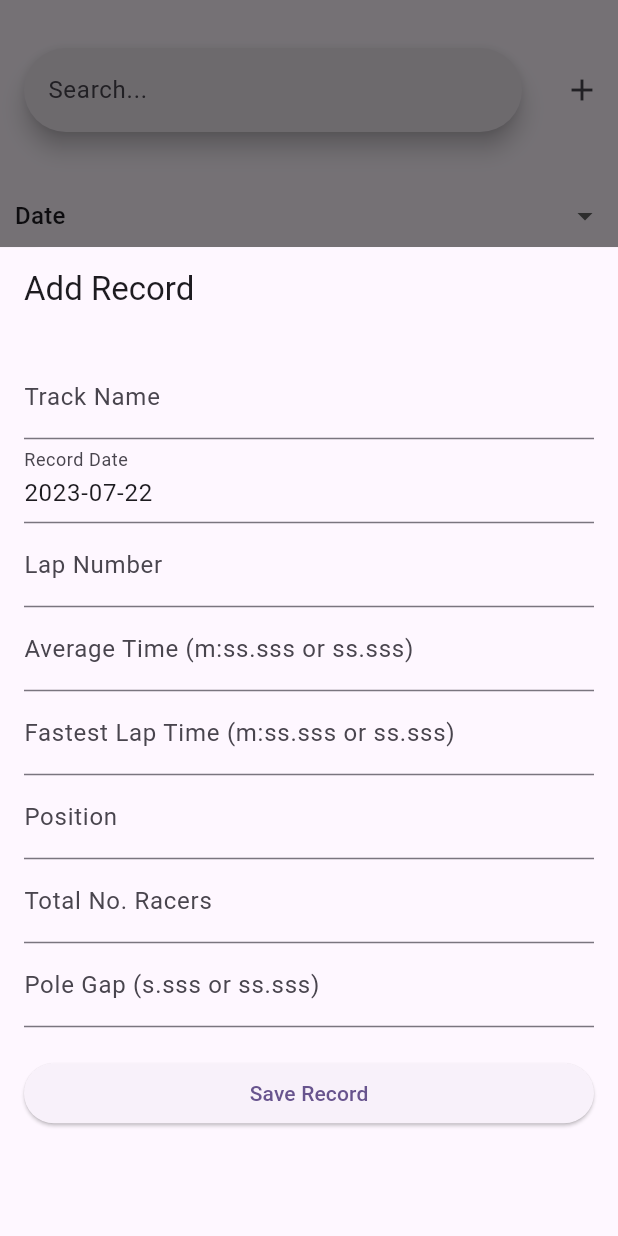
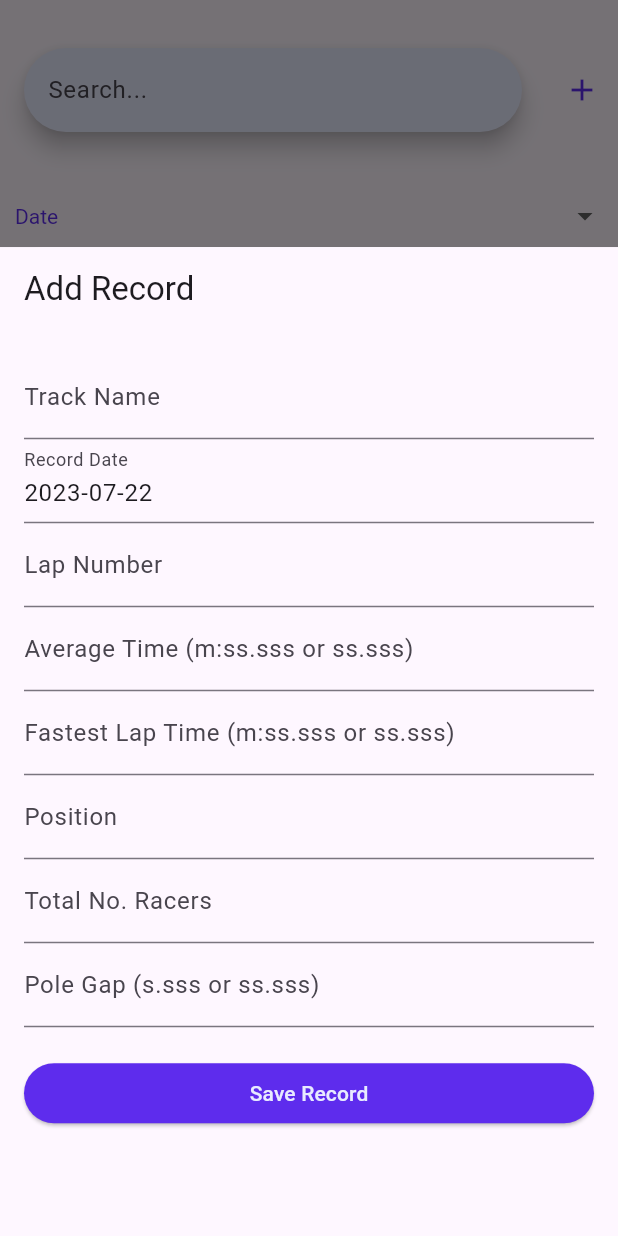
Before and after one commit to williamdoto/karting_application, a Flutter app: the screen it shows once a user with an empty profile is signed in, item 3 of the bottom bar chosen, after a tap on the "add" icon, on a phone screen of 412 x 824 dp. Run offline on Flutter 3.47's test engine with Material 2 defaults, Android fonts, the light colour scheme and no system bars; our stand-ins replace carousel_slider, cloud_firestore, firebase_auth, firebase_core, geolocator, permission_handler; missing offline and left inert: flutter_google_maps_webservices, maps_launcher; accounts and stored records are empty.

Commit message:
UI update in Record page

```diff
--- a/lib/CreateRecordPage.dart
+++ b/lib/CreateRecordPage.dart
@@ -49,7 +49,8 @@
         } else {
           return Scaffold(
             appBar: AppBar(
-                automaticallyImplyLeading: false, title: const Text('Add Record')),
+                automaticallyImplyLeading: false,
+                title: const Text('Add Record')),
             body: Form(
               key: _formKey,
               child: ListView(
@@ -218,7 +219,17 @@
                   // Save Button
                   const SizedBox(height: 20),
                   ElevatedButton(
-                    child: const Text('Save Record'),
+                    child: const Text(
+                      'Save Record',
+                      style: const TextStyle(
+                        color:const Color(0xffE8EBFF), // Change text color
+                      ),
+                    ),
+                    style: ButtonStyle(
+                      backgroundColor: MaterialStateProperty.all<Color>(
+                        Color(0xff5E2CED), // Change button color
+                      ),
+                    ),
                     onPressed: () async {
                       if (_formKey.currentState!.validate()) {
                         // Save record to Firestore
--- a/lib/RecordCard.dart
+++ b/lib/RecordCard.dart
@@ -6,6 +6,7 @@
 class RecordCard extends StatefulWidget {
   final Record record;
 
+
   RecordCard({required this.record});
 
   @override
@@ -13,11 +14,17 @@
 }
 
 class _RecordCardState extends State<RecordCard> {
+
+  bool _isExpanded = false;
+
   @override
   Widget build(BuildContext context) {
     return Card(
+      color: _isExpanded ? Colors.white : Color(0xffE8EBFF),
       child: ExpansionTile(
         leading: const Icon(Icons.sports_score),
+        iconColor: Color(0xff5E2CED), // When expanded
+        collapsedIconColor: Colors.black, // When collapsed
         title: Text(
           widget.record.trackName,
           style: const TextStyle(
@@ -42,16 +49,21 @@
           ListTile(
             title: Text('Fastest Lap: ${widget.record.recordFastestLap}'),
           ),
-                    ListTile(
+          ListTile(
             title: Text('Gap to Pole: ${widget.record.recordPoleGap}'),
           ),
           ListTile(
             title: Text('Position: ${widget.record.recordPos}'),
           ),
-                              ListTile(
+          ListTile(
             title: Text('Total Racers: ${widget.record.recordTotalRacers}'),
           ),
         ],
+                onExpansionChanged: (isExpanded) { // when the expansion state changes
+          setState(() {
+            _isExpanded = isExpanded; // update _isExpanded
+          });
+        },
       ),
     );
   }
--- a/lib/RecordPage.dart
+++ b/lib/RecordPage.dart
@@ -5,6 +5,11 @@
 import 'package:karting_application/CreateRecordPage.dart';
 import 'package:karting_application/models/record_model.dart';
 import 'dart:async';
+
+class AppColors {
+  static const Color backgroundColor = Color(0xffE8EBFF);
+  // You can define more colors here
+}
 
 class RecordPage extends StatefulWidget {
   const RecordPage({super.key});
@@ -53,6 +58,14 @@
               toolbarHeight: 120,
               title: SearchBar(
                 hintText: 'Search...',
+                backgroundColor: MaterialStateProperty.resolveWith<Color?>(
+                  (Set<MaterialState> states) {
+                    // You can return different colors based on the states.
+                    // For example, if the widget is pressed, hovered, focused, selected etc.
+                    // But if you want the same color for all states, ignore the states.
+                    return AppColors.backgroundColor;
+                  },
+                ),
                 onChanged: (value) {
                   _searchController.add(value);
                 },
@@ -60,6 +73,7 @@
               actions: [
                 IconButton(
                   icon: const Icon(Icons.add),
+                  color: Color(0xff5E2CED),
                   onPressed: () {
                     showModalBottomSheet(
                       context: context,
@@ -80,6 +94,9 @@
               child: Column(
                 children: [
                   DropdownButtonFormField(
+                    // set the color of the dropdown
+                    style: TextStyle(
+                        color: Color(0xff5E2CED)), // set the color of the text
                     items: const [
                       DropdownMenuItem(
                           value: 'recordDate', child: Text('Date')),
@@ -99,6 +116,8 @@
                     value: _sortingField,
                   ),
                   DropdownButtonFormField(
+                    style: TextStyle(
+                        color: Color(0xff5E2CED)), // set the color of the text
                     items: const [
                       DropdownMenuItem(value: 'asc', child: Text('Ascending')),
                       DropdownMenuItem(
```
